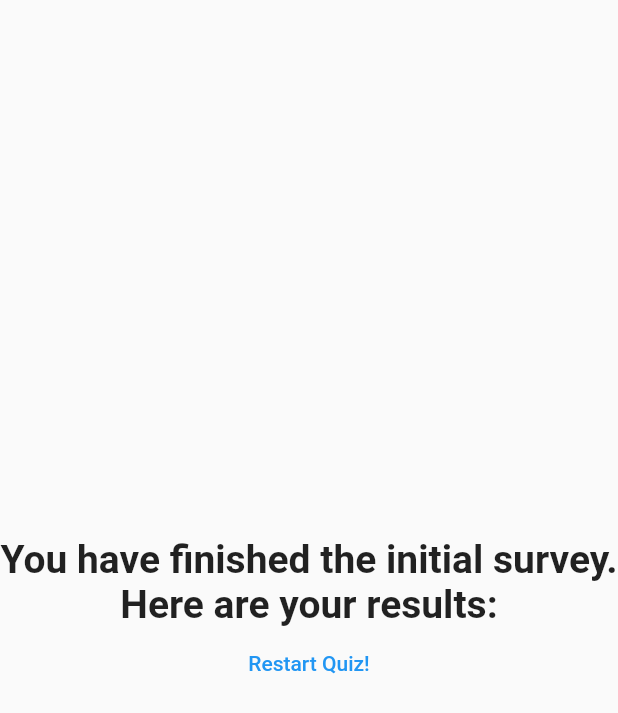
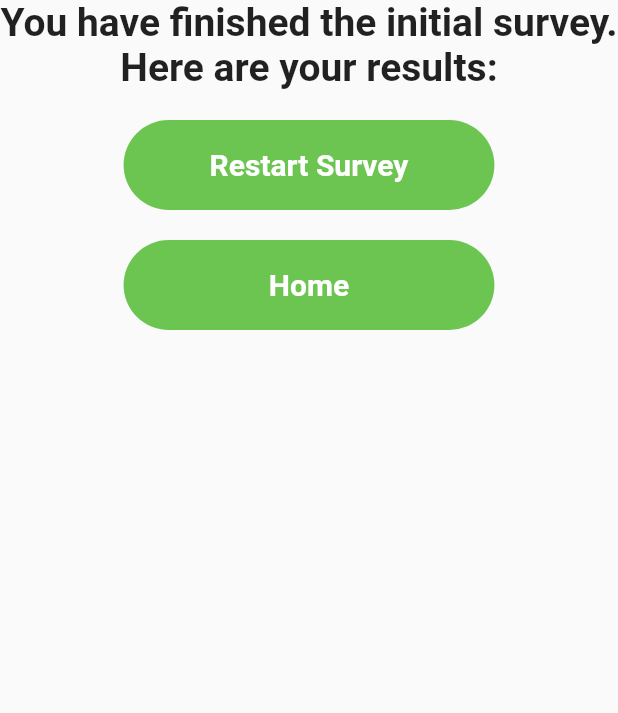
Before and after one commit to AU-Health/au_health_frontend, a Flutter app: the Result widget shown alone on an empty page, opened directly with empty values, on a phone screen of 412 x 824 dp. Shown: the top 713 px of the screen. Run offline on Flutter 3.47's test engine with Material 2 defaults, Android fonts, the phone set to English and light mode, and no system bars; our stand-ins replace built_collection, built_value, cookie_jar, dio, dio_cookie_manager, get_it and 2 more; missing offline and left inert: ferry, ferry_exec, ferry_flutter, ferry_hive_store, gql, gql_code_builder and 2 more; accounts and stored records are empty; statements that could not run were skipped.

Commit message:
basic flow working

```diff
--- a/lib/main_dev.dart
+++ b/lib/main_dev.dart
@@ -6,7 +6,7 @@ void main() async {
   const app = AppConfig(
       appName: "AUCares Test",
       environment: Environment.development,
-      apiUrl: "localhost:8000/graphql",
+      apiUrl: "http://localhost:8000/graphql",
       child: App());
 
   run(app: app);
--- a/lib/main_prod.dart
+++ b/lib/main_prod.dart
@@ -6,7 +6,7 @@ void main() async {
   const app = AppConfig(
       appName: "AUCares",
       environment: Environment.production,
-      apiUrl: "aucares.mattwilkinson.dev/graphql",
+      apiUrl: "https://aucares.mattwilkinson.dev/graphql",
       child: App());
 
   run(app: app);
--- a/lib/main_test.dart
+++ b/lib/main_test.dart
@@ -6,7 +6,7 @@ void main() async {
   const app = AppConfig(
       appName: "AUCares Test",
       environment: Environment.test,
-      apiUrl: "localhost:8000/graphql",
+      apiUrl: "http://localhost:8000/graphql",
       child: App());
 
   run(app: app);
--- a/lib/pages/login.dart
+++ b/lib/pages/login.dart
@@ -1,6 +1,7 @@
 import 'package:aucares/graphql/client.dart';
 import 'package:aucares/graphql/queries/login.req.gql.dart';
 import 'package:aucares/pages/home.dart';
+import 'package:aucares/widgets/button.dart';
 import 'package:ferry/ferry.dart';
 import 'package:flutter/material.dart';
 import 'package:get_it/get_it.dart';
@@ -64,7 +65,7 @@ class _LoginPageState extends State<LoginPage> {
                     ),
                     Expanded(
                       child: Center(
-                        child: SignInButton(
+                        child: AppButton(
                           buttonText: "Login",
                           onClick: () async {
                             _login(
--- a/lib/pages/register.dart
+++ b/lib/pages/register.dart
@@ -1,5 +1,6 @@
 import 'package:aucares/graphql/client.dart';
 import 'package:aucares/pages/survey.dart';
+import 'package:aucares/widgets/button.dart';
 import 'package:aucares/widgets/error_dialog.dart';
 import 'package:aucares/widgets/navigation.dart';
 import 'package:ferry/ferry.dart';
@@ -61,7 +62,7 @@ class _RegisterPageState extends State<RegisterPage> {
                           obscureText: true),
                       Expanded(
                         child: Center(
-                            child: SignInButton(
+                            child: AppButton(
                           onClick: () async {
                             await _register(
                                 email: _emailController.text,
--- /dev/null
+++ b/lib/widgets/button.dart
@@ -0,0 +1,37 @@
+import 'package:flutter/material.dart';
+
+/// Button to sign in.
+class AppButton extends StatelessWidget {
+  final String buttonText;
+  final void Function() onClick;
+
+  const AppButton({Key? key, this.buttonText = "", required this.onClick})
+      : super(key: key);
+
+  @override
+  Widget build(BuildContext context) {
+    return InkWell(
+      onTap: onClick,
+      child: Container(
+        // width: double.infinity,
+        width: MediaQuery.of(context).size.width * 0.6,
+        height: 60,
+        decoration: const BoxDecoration(
+          color: Color(0xFF6CC551),
+          borderRadius: BorderRadius.all(
+            Radius.circular(100),
+          ),
+        ),
+        alignment: Alignment.center,
+        child: Text(
+          buttonText,
+          style: const TextStyle(
+            fontSize: 20,
+            color: Colors.white,
+            fontWeight: FontWeight.bold,
+          ),
+        ),
+      ),
+    );
+  }
+}
--- a/lib/widgets/survey/result.dart
+++ b/lib/widgets/survey/result.dart
@@ -1,3 +1,6 @@
+import 'package:aucares/pages/home.dart';
+import 'package:aucares/widgets/button.dart';
+import 'package:aucares/widgets/navigation.dart';
 import 'package:flutter/material.dart';
 
 class Result extends StatelessWidget {
@@ -23,26 +26,35 @@ class Result extends StatelessWidget {
   Widget build(BuildContext context) {
     return Center(
         child: Column(
-        mainAxisAlignment: MainAxisAlignment.center,
+      mainAxisSize: MainAxisSize.max,
       children: <Widget>[
         Text(
           resultPhrase,
           style: const TextStyle(fontSize: 26, fontWeight: FontWeight.bold),
           textAlign: TextAlign.center,
+          softWrap: true,
+        ),
+        const SizedBox(
+          height: 20,
         ),
         // Text(
         //   'Score ' '$resultScore',
         //   style: TextStyle(fontSize: 36, fontWeight: FontWeight.bold),
         //   textAlign: TextAlign.center,
         // ), //Text
-          FlatButton(
-            child: Text(
-              'Restart Quiz!',
-            ), //Text
-            textColor: Colors.blue,
-            onPressed: resetHandler,
-            //onPressed: waterHandler,
-          ), //FlatButton
+        AppButton(
+          buttonText: "Restart Survey", //Text
+          onClick: resetHandler,
+        ),
+        const SizedBox(
+          height: 20,
+        ),
+        AppButton(
+          buttonText: "Home",
+          onClick: () {
+            AppNavigation.hardPush(page: HomePage(), context: context);
+          },
+        ) //FlatButton
         // FlatButton(
         //   child: Text(
         //     'Water Quiz!',
@@ -51,7 +63,7 @@ class Result extends StatelessWidget {
         //   onPressed: waterHandler,
         // ),
       ], //<Widget>[]
-      ), //Column
-    ); //Center
+      //Column
+    )); //Center
   }
 }
```
Also changed, not shown: lib/pages/home.dart (+58 -9 lines), lib/widgets/sign_in.dart (+0 -36 lines). Lines whose indentation alone changed are shown as unchanged.
